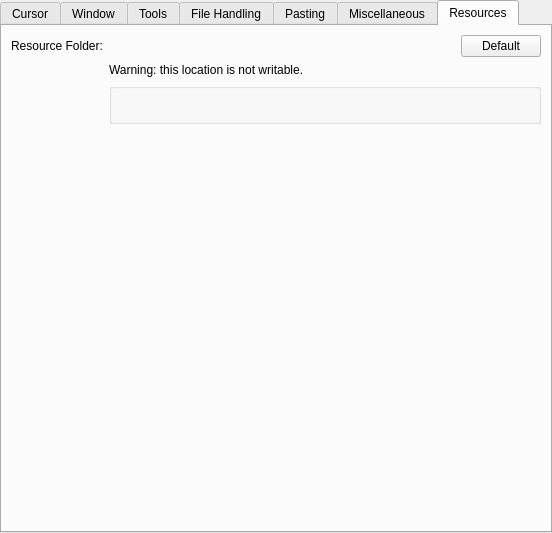
Before: the Qt Designer form libs/ui/forms/wdggeneralsettings.ui in KDE/krita, drawn with Qt 5.
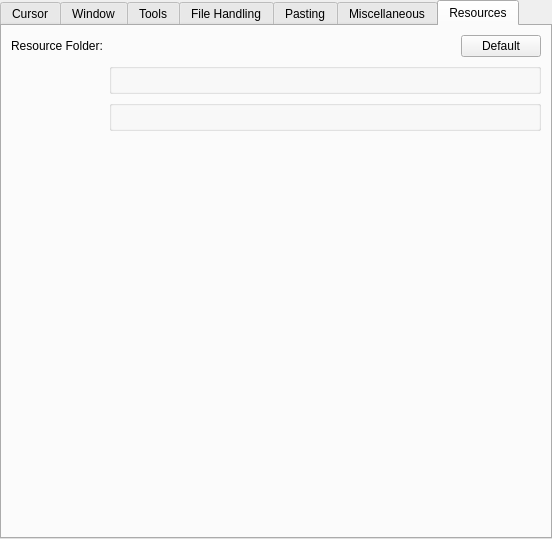
After: the same form once the commit is applied. The open tabs and pages were chosen to show the change. Custom widgets are drawn as their Qt base class.

Commit message:
Preferences: port all warnings to the new warning box widget
Part-of: <https://invent.kde.org/graphics/krita/-/merge_requests/1742>

Patch:
```diff
--- a/libs/ui/forms/wdggeneralsettings.ui
+++ b/libs/ui/forms/wdggeneralsettings.ui
@@ -11,7 +11,7 @@
     <x>0</x>
     <y>0</y>
     <width>552</width>
-    <height>533</height>
+    <height>539</height>
    </rect>
   </property>
   <property name="sizePolicy">
@@ -1518,42 +1518,10 @@
         </layout>
        </item>
        <item row="2" column="1">
-        <widget class="QGroupBox" name="grpWindowsAppData">
-         <property name="title">
-          <string/>
-         </property>
-         <layout class="QHBoxLayout" name="horizontalLayout_7">
-          <item>
-           <widget class="QLabel" name="lblWindowsAppDataIcon">
-            <property name="alignment">
-             <set>Qt::AlignLeading|Qt::AlignLeft|Qt::AlignTop</set>
-            </property>
-           </widget>
-          </item>
-          <item>
-           <widget class="QLabel" name="lblWindowsAppDataNote">
-            <property name="sizePolicy">
-             <sizepolicy hsizetype="MinimumExpanding" vsizetype="Minimum">
-              <horstretch>0</horstretch>
-              <verstretch>0</verstretch>
-             </sizepolicy>
-            </property>
-            <property name="textFormat">
-             <enum>Qt::RichText</enum>
-            </property>
-            <property name="alignment">
-             <set>Qt::AlignLeading|Qt::AlignLeft|Qt::AlignTop</set>
-            </property>
-            <property name="wordWrap">
-             <bool>true</bool>
-            </property>
-            <property name="textInteractionFlags">
-             <set>Qt::LinksAccessibleByKeyboard|Qt::LinksAccessibleByMouse</set>
-            </property>
-           </widget>
-          </item>
-         </layout>
-        </widget>
+        <widget class="KisWarningBlock" name="grpWindowsAppData"/>
+       </item>
+       <item row="1" column="1">
+        <widget class="KisWarningBlock" name="grpNonWritableLocation"/>
        </item>
        <item row="3" column="0" colspan="2">
         <spacer name="verticalSpacer_5">
@@ -1563,24 +1531,11 @@
          <property name="sizeHint" stdset="0">
           <size>
            <width>20</width>
-           <height>0</height>
+           <height>40</height>
           </size>
          </property>
         </spacer>
        </item>
-       <item row="1" column="1">
-        <widget class="QLabel" name="m_lblWritableWarning">
-         <property name="sizePolicy">
-          <sizepolicy hsizetype="Preferred" vsizetype="Fixed">
-           <horstretch>0</horstretch>
-           <verstretch>0</verstretch>
-          </sizepolicy>
-         </property>
-         <property name="text">
-          <string>Warning: this location is not writable.</string>
-         </property>
-        </widget>
-       </item>
       </layout>
      </widget>
     </widget>
@@ -1615,6 +1570,12 @@
    <header location="global">kis_font_family_combo_box.h</header>
    <container>1</container>
   </customwidget>
+  <customwidget>
+   <class>KisWarningBlock</class>
+   <extends>QGroupBox</extends>
+   <header location="global">kis_warning_block.h</header>
+   <container>1</container>
+  </customwidget>
  </customwidgets>
  <resources/>
  <connections/>
```
The commit also changes 2 other files.
